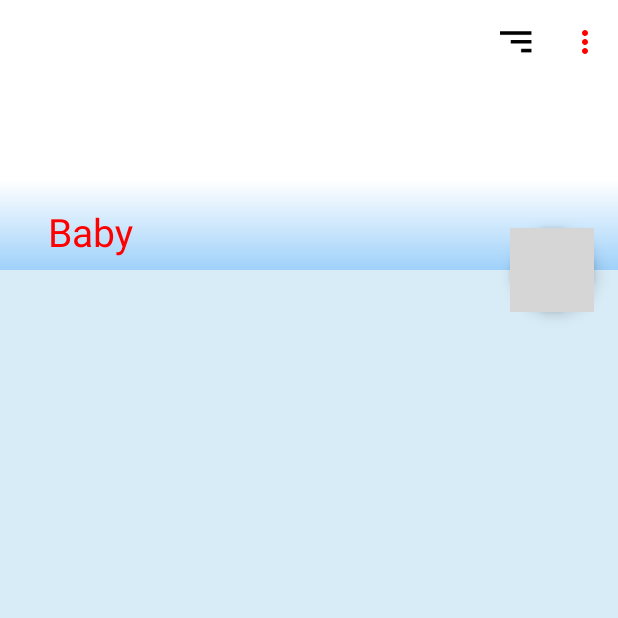
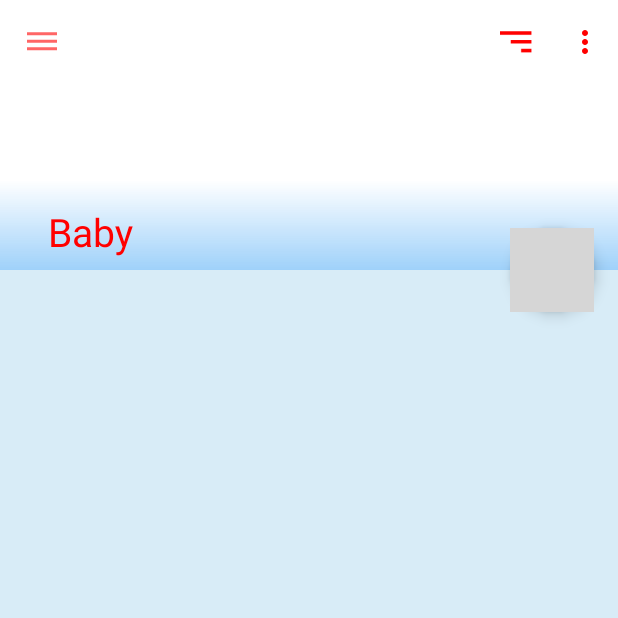
Before and after one commit to yeray697/BabyGuard, an Android app: the Tracking_Fragment screen opened directly, with no data from a screen before it, on a phone screen of 412 x 824 dp, the top half of it. Run offline under Robolectric (Android 15) with nearby library versions, the phone set to English and light mode, and no system bars; our stand-ins replace Firebase (no records; nobody signed in at launch, a user with empty details on screens opened directly), Picasso; libraries missing offline, so code that uses them is left out: com.yarolegovich.lovelydialog, com.yeray697.calendarview, com.yeray697.dotLineRecyclerView; plain views replace DotLineRecyclerView; pictures from the network do not load; 12 statements that could not run were skipped; grey boxes are pictures that could not be loaded.

Commit message:
Changed toolbar util methods into a custom toolbar With this component, it isn't necessary to change menu colors manually

```diff
--- a/app/src/main/java/com/ncatz/babyguard/Calendar_Fragment.java
+++ b/app/src/main/java/com/ncatz/babyguard/Calendar_Fragment.java
@@ -58,7 +58,6 @@ public class Calendar_Fragment extends Fragment {
             ab.setDisplayHomeAsUpEnabled(true);
             ab.setHomeButtonEnabled(true);
         }
-        Utils.colorizeToolbar(toolbar, getResources().getColor(R.color.toolbar_text_color), getActivity());
         ((Babyguard_Application)getContext().getApplicationContext()).addCalendarListener(new Babyguard_Application.ActionEndListener() {
             @Override
             public void onEnd() {
--- a/app/src/main/java/com/ncatz/babyguard/Contact_Fragment.java
+++ b/app/src/main/java/com/ncatz/babyguard/Contact_Fragment.java
@@ -78,6 +78,5 @@ public class Contact_Fragment extends Fragment {
             ab.setHomeAsUpIndicator(R.drawable.ic_navigation_drawer);
             ab.setDisplayHomeAsUpEnabled(true);
         }
-        Utils.colorizeToolbar(toolbar, getResources().getColor(R.color.toolbar_text_color), getActivity());
     }
 }
--- a/app/src/main/java/com/ncatz/babyguard/KidList_Activity.java
+++ b/app/src/main/java/com/ncatz/babyguard/KidList_Activity.java
@@ -64,7 +64,6 @@ public class KidList_Activity extends AppCompatActivity implements KidList_View{
         tvKidList = (TextView) findViewById(R.id.tvKidList);
         toolbar = (Toolbar) findViewById(R.id.toolbar_kidlist);
         setSupportActionBar(toolbar);
-        Utils.colorizeToolbar(toolbar, getResources().getColor(R.color.toolbar_text_color), this);
         if(((Babyguard_Application)getApplicationContext()).isTeacher()){
             tvKidList.setText(R.string.tvKidList_teacher_text);
         } else {
--- a/app/src/main/java/com/ncatz/babyguard/Tracking_Fragment.java
+++ b/app/src/main/java/com/ncatz/babyguard/Tracking_Fragment.java
@@ -1,12 +1,16 @@
 package com.ncatz.babyguard;
 
 import android.graphics.Color;
+import android.graphics.PorterDuff;
+import android.graphics.PorterDuffColorFilter;
+import android.graphics.drawable.Drawable;
 import android.support.annotation.Nullable;
 import android.support.design.widget.CollapsingToolbarLayout;
 import android.support.design.widget.FloatingActionButton;
 import android.support.v4.app.Fragment;
 import android.support.v4.content.ContextCompat;
 import android.os.Bundle;
+import android.support.v4.graphics.drawable.DrawableCompat;
 import android.support.v7.app.ActionBar;
 import android.support.v7.app.AppCompatActivity;
 import android.support.v7.widget.LinearLayoutManager;
@@ -175,10 +179,9 @@ public class Tracking_Fragment extends Fragment implements Home_View{
         ((AppCompatActivity)getActivity()).setSupportActionBar(toolbar);
         final ActionBar ab = ((AppCompatActivity)getActivity()).getSupportActionBar();
         if (ab != null) {
-            /*ab.setHomeAsUpIndicator(R.drawable.ic_navigation_drawer);
-            ab.setDisplayHomeAsUpEnabled(true);*/
+            ab.setHomeAsUpIndicator(R.drawable.ic_navigation_drawer);
+            ab.setDisplayHomeAsUpEnabled(true);
         }
-        Utils.colorizeToolbar(toolbar, getResources().getColor(R.color.toolbar_text_color), getActivity());
     }
 
     @Override
--- /dev/null
+++ b/app/src/main/java/com/ncatz/babyguard/components/CustomToolbar.java
@@ -0,0 +1,146 @@
+package com.ncatz.babyguard.components;
+
+    import android.app.Activity;
+    import android.content.Context;
+    import android.graphics.ColorFilter;
+    import android.graphics.PorterDuff;
+    import android.graphics.PorterDuffColorFilter;
+    import android.support.v7.view.menu.ActionMenuItemView;
+    import android.support.v7.widget.ActionMenuView;
+    import android.support.v7.widget.Toolbar;
+    import android.util.AttributeSet;
+    import android.util.Log;
+    import android.view.View;
+    import android.view.ViewGroup;
+    import android.widget.AutoCompleteTextView;
+    import android.widget.EditText;
+    import android.widget.ImageButton;
+    import android.widget.ImageView;
+    import android.widget.TextView;
+
+    import com.ncatz.babyguard.R;
+
+public class CustomToolbar extends Toolbar{
+
+    public CustomToolbar(Context context, AttributeSet attrs, int defStyleAttr) {
+        super(context, attrs, defStyleAttr);
+        // TODO Auto-generated constructor stub
+        itemColor = getContext().getResources().getColor(R.color.toolbar_text_color);
+    }
+
+    public CustomToolbar(Context context, AttributeSet attrs) {
+        super(context, attrs);
+        // TODO Auto-generated constructor stub
+        itemColor = getContext().getResources().getColor(R.color.toolbar_text_color);
+    }
+
+    public CustomToolbar(Context context) {
+        super(context);
+        // TODO Auto-generated constructor stub
+        ctxt = context;
+        itemColor = getContext().getResources().getColor(R.color.toolbar_text_color);
+    }
+
+    int itemColor;
+    Context ctxt;
+
+    @Override
+    protected void onLayout(boolean changed, int l, int t, int r, int b) {
+        Log.d("LL", "onLayout");
+        super.onLayout(changed, l, t, r, b);
+        colorizeToolbar(this, itemColor, (Activity) ctxt);
+    }
+
+    public void setItemColor(int color){
+        itemColor = color;
+        colorizeToolbar(this, itemColor, (Activity) ctxt);
+    }
+
+
+
+    /**
+     * Use this method to colorize toolbar icons to the desired target color
+     * @param toolbarView toolbar view being colored
+     * @param toolbarIconsColor the target color of toolbar icons
+     * @param activity reference to activity needed to register observers
+     */
+    public static void colorizeToolbar(Toolbar toolbarView, int toolbarIconsColor, Activity activity) {
+        final PorterDuffColorFilter colorFilter
+                = new PorterDuffColorFilter(toolbarIconsColor, PorterDuff.Mode.SRC_IN);
+
+        for(int i = 0; i < toolbarView.getChildCount(); i++) {
+            final View v = toolbarView.getChildAt(i);
+
+            doColorizing(v, colorFilter, toolbarIconsColor);
+        }
+
+        //Step 3: Changing the color of title and subtitle.
+        toolbarView.setTitleTextColor(toolbarIconsColor);
+        toolbarView.setSubtitleTextColor(toolbarIconsColor);
+    }
+
+    public static void doColorizing(View v, final ColorFilter colorFilter, int toolbarIconsColor){
+        if(v instanceof ImageButton) {
+            ((ImageButton)v).getDrawable().setAlpha(255);
+            ((ImageButton)v).getDrawable().setColorFilter(colorFilter);
+        }
+
+        if(v instanceof ImageView) {
+            ((ImageView)v).getDrawable().setAlpha(255);
+            ((ImageView)v).getDrawable().setColorFilter(colorFilter);
+        }
+
+        if(v instanceof AutoCompleteTextView) {
+            ((AutoCompleteTextView)v).setTextColor(toolbarIconsColor);
+        }
+
+        if(v instanceof TextView) {
+            ((TextView)v).setTextColor(toolbarIconsColor);
+        }
+
+        if(v instanceof EditText) {
+            ((EditText)v).setTextColor(toolbarIconsColor);
+        }
+
+        if (v instanceof ViewGroup){
+            for (int lli =0; lli< ((ViewGroup)v).getChildCount(); lli ++){
+                doColorizing(((ViewGroup)v).getChildAt(lli), colorFilter, toolbarIconsColor);
+            }
+        }
+
+        if(v instanceof ActionMenuView) {
+            for(int j = 0; j < ((ActionMenuView)v).getChildCount(); j++) {
+
+                //Step 2: Changing the color of any ActionMenuViews - icons that
+                //are not back button, nor text, nor overflow menu icon.
+                final View innerView = ((ActionMenuView)v).getChildAt(j);
+
+                if(innerView instanceof ActionMenuItemView) {
+                    int drawablesCount = ((ActionMenuItemView)innerView).getCompoundDrawables().length;
+                    for(int k = 0; k < drawablesCount; k++) {
+                        if(((ActionMenuItemView)innerView).getCompoundDrawables()[k] != null) {
+                            final int finalK = k;
+
+                            //Important to set the color filter in seperate thread,
+                            //by adding it to the message queue
+                            //Won't work otherwise.
+                            //Works fine for my case but needs more testing
+
+                            ((ActionMenuItemView) innerView).getCompoundDrawables()[finalK].setColorFilter(colorFilter);
+
+//	                            innerView.post(new Runnable() {
+//	                                @Override
+//	                                public void run() {
+//	                                    ((ActionMenuItemView) innerView).getCompoundDrawables()[finalK].setColorFilter(colorFilter);
+//	                                }
+//	                            });
+                        }
+                    }
+                }
+            }
+        }
+    }
+
+
+
+}
--- a/app/src/main/java/com/ncatz/babyguard/utils/Utils.java
+++ b/app/src/main/java/com/ncatz/babyguard/utils/Utils.java
@@ -17,6 +17,8 @@ import android.graphics.drawable.Drawable;
 import android.net.ConnectivityManager;
 import android.net.NetworkInfo;
 import android.os.Build;
+import android.support.v4.content.ContextCompat;
+import android.support.v4.graphics.drawable.DrawableCompat;
 import android.support.v7.view.menu.ActionMenuItemView;
 import android.support.v7.widget.ActionMenuView;
 import android.support.v7.widget.AppCompatImageView;
@@ -246,133 +248,29 @@ public class Utils {
             }
         });
     }
-    /**
-     * Use this method to colorize toolbar icons to the desired target color
-     * @param toolbarView toolbar view being colored
-     * @param toolbarIconsColor the target color of toolbar icons
-     * @param activity reference to activity needed to register observers
-     */
-    public static void colorizeToolbar(Toolbar toolbarView, int toolbarIconsColor, Activity activity) {
-        final PorterDuffColorFilter colorFilter
-                = new PorterDuffColorFilter(toolbarIconsColor, PorterDuff.Mode.MULTIPLY);
-
-        for(int i = 0; i < toolbarView.getChildCount(); i++) {
-            final View v = toolbarView.getChildAt(i);
-            doColorizing(v, colorFilter, toolbarIconsColor);
-        }
-
-        //Step 3: Changing the color of title and subtitle.
-        toolbarView.setTitleTextColor(toolbarIconsColor);
-        toolbarView.setSubtitleTextColor(toolbarIconsColor);
-
-        //Step 4: Changing the color of the Overflow Menu icon.
-        setOverflowButtonColor(activity, colorFilter);
-
-    }
-    private static void doColorizing(View v, final ColorFilter colorFilter, int toolbarIconsColor){
-
-        if(v instanceof ImageView) {
-            ((ImageView)v).getDrawable().setAlpha(255);
-            ((ImageView)v).getDrawable().setColorFilter(colorFilter);
-        }
-
-        if(v instanceof AutoCompleteTextView) {
-            ((AutoCompleteTextView)v).setTextColor(toolbarIconsColor);
-        }
-
-        if(v instanceof TextView) {
-            ((TextView)v).setTextColor(toolbarIconsColor);
-        }
-
-        if(v instanceof EditText) {
-            ((EditText)v).setTextColor(toolbarIconsColor);
-        }
-
-        if (v instanceof ViewGroup){
-            for (int lli =0; lli< ((ViewGroup)v).getChildCount(); lli ++){
-                doColorizing(((ViewGroup)v).getChildAt(lli), colorFilter, toolbarIconsColor);
-            }
-        }
-
-        if(v instanceof ActionMenuView) {
-            for(int j = 0; j < ((ActionMenuView)v).getChildCount(); j++) {
-
-                //Step 2: Changing the color of any ActionMenuViews - icons that
-                //are not back button, nor text, nor overflow menu icon.
-                final View innerView = ((ActionMenuView)v).getChildAt(j);
-
-                if(innerView instanceof ActionMenuItemView) {
-                    int drawablesCount = ((ActionMenuItemView)innerView).getCompoundDrawables().length;
-                    for(int k = 0; k < drawablesCount; k++) {
-                        if(((ActionMenuItemView)innerView).getCompoundDrawables()[k] != null) {
-                            final int finalK = k;
-
-                            //Important to set the color filter in seperate thread,
-                            //by adding it to the message queue
-                            //Won't work otherwise.
-                            //Works fine for my case but needs more testing
-
-                            ((ActionMenuItemView) innerView).getCompoundDrawables()[finalK].setColorFilter(colorFilter);
-
-//	                            innerView.post(new Runnable() {
-//	                                @Override
-//	                                public void run() {
-//	                                    ((ActionMenuItemView) innerView).getCompoundDrawables()[finalK].setColorFilter(colorFilter);
-//	                                }
-//	                            });
-                        }
-                    }
-                }
-            }
-        }
-    }
-
-    /**
-     * It's important to set overflowDescription atribute in styles, so we can grab the reference
-     * to the overflow icon. Check: res/values/styles.xml
-     * @param activity
-     * @param colorFilter
-     */
-    private static void setOverflowButtonColor(final Activity activity, final PorterDuffColorFilter colorFilter) {
-        final String overflowDescription = activity.getString(R.string.abc_action_menu_overflow_description);
-        final ViewGroup decorView = (ViewGroup) activity.getWindow().getDecorView();
-        final ViewTreeObserver viewTreeObserver = decorView.getViewTreeObserver();
-        viewTreeObserver.addOnGlobalLayoutListener(new ViewTreeObserver.OnGlobalLayoutListener() {
-            @Override
-            public void onGlobalLayout() {
-                final ArrayList<View> outViews = new ArrayList<View>();
-                decorView.findViewsWithText(outViews, overflowDescription,
-                        View.FIND_VIEWS_WITH_CONTENT_DESCRIPTION);
-                if (outViews.isEmpty()) {
-                    return;
-                }
-                AppCompatImageView overflow=(AppCompatImageView) outViews.get(0);
-                overflow.setColorFilter(colorFilter);
-                removeOnGlobalLayoutListener(decorView,this);
-            }
-        });
-    }
-    private static void removeOnGlobalLayoutListener(View v, ViewTreeObserver.OnGlobalLayoutListener listener) {
-        if (Build.VERSION.SDK_INT < Build.VERSION_CODES.JELLY_BEAN) {
-            v.getViewTreeObserver().removeGlobalOnLayoutListener(listener);
-        }
-        else {
-            v.getViewTreeObserver().removeOnGlobalLayoutListener(listener);
-        }
-    }
 
     public static String getTimeNow(){
-        String date = "";
         Calendar c = Calendar.getInstance();
         SimpleDateFormat sdf = new SimpleDateFormat("YYYY-MM-dd HH:mm:ss");
         sdf.setTimeZone(c.getTimeZone());
         return sdf.format(c.getTime());
     }
     public static String getTodayDate(){
-        String date = "";
         Calendar c = Calendar.getInstance();
         SimpleDateFormat sdf = new SimpleDateFormat("YYYY_MM_dd");
         sdf.setTimeZone(c.getTimeZone());
         return sdf.format(c.getTime());
     }
+
+    public static Drawable setTintToDrawable(Context context, Drawable image, @android.support.annotation.ColorRes int color){
+        image = DrawableCompat.wrap(image);
+        DrawableCompat.setTint(image, ContextCompat.getColor(context,color));
+        return image;
+    }
+    public static Drawable setTintToDrawable(Context context, @android.support.annotation.DrawableRes int imageId, @android.support.annotation.ColorRes int color){
+        Drawable image = ContextCompat.getDrawable(context,imageId);
+        image = DrawableCompat.wrap(image);
+        DrawableCompat.setTint(image, ContextCompat.getColor(context,color));
+        return image;
+    }
 }
--- a/app/src/main/res/drawable/ic_navigation_drawer.xml
+++ b/app/src/main/res/drawable/ic_navigation_drawer.xml
@@ -4,6 +4,6 @@
         android:viewportWidth="24.0"
         android:viewportHeight="24.0">
     <path
-        android:fillColor="#FF000000"
+        android:fillColor="?attr/colorControlNormal"
         android:pathData="M2,15.5v2h20v-2L2,15.5zM2,10.5v2h20v-2L2,10.5zM2,5.5v2h20v-2L2,5.5z"/>
 </vector>
--- a/app/src/main/res/drawable/ic_sort_by_category.xml
+++ b/app/src/main/res/drawable/ic_sort_by_category.xml
@@ -4,6 +4,6 @@
         android:viewportWidth="24.0"
         android:viewportHeight="24.0">
     <path
-        android:fillColor="#FF000000"
+        android:fillColor="?attr/colorControlNormal"
         android:pathData="M10,18h4v-2h-4v2zM3,6v2h18L21,6L3,6zM6,13h12v-2L6,11v2z"/>
 </vector>
--- a/app/src/main/res/layout/activity_kid_list.xml
+++ b/app/src/main/res/layout/activity_kid_list.xml
@@ -11,7 +11,7 @@
         android:layout_height="match_parent"
         android:orientation="vertical">
 
-        <android.support.v7.widget.Toolbar
+        <com.ncatz.babyguard.components.CustomToolbar
             android:layout_width="match_parent"
             android:layout_height="wrap_content"
             android:background="?attr/colorPrimary"
--- a/app/src/main/res/layout/fragment_contact.xml
+++ b/app/src/main/res/layout/fragment_contact.xml
@@ -8,7 +8,7 @@
         android:layout_height="match_parent"
         android:orientation="vertical"
         android:gravity="center_horizontal">
-        <android.support.v7.widget.Toolbar
+        <com.ncatz.babyguard.components.CustomToolbar
             android:layout_width="match_parent"
             android:layout_height="wrap_content"
             android:background="?attr/colorPrimary"
--- a/app/src/main/res/layout/fragment_tracing.xml
+++ b/app/src/main/res/layout/fragment_tracing.xml
@@ -43,7 +43,7 @@
                     android:background="@drawable/toolbar_gradient" />
             </FrameLayout>
 
-            <android.support.v7.widget.Toolbar
+            <com.ncatz.babyguard.components.CustomToolbar
                 android:id="@+id/toolbarHome"
                 android:layout_width="match_parent"
                 android:layout_height="?attr/actionBarSize"
```
